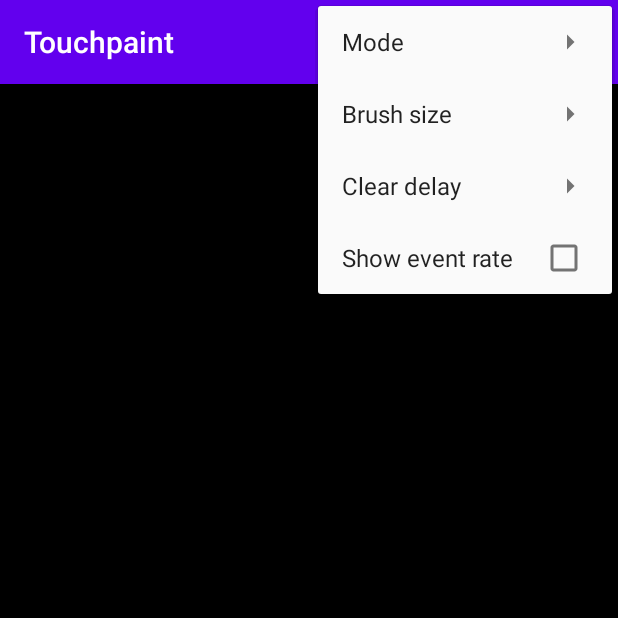
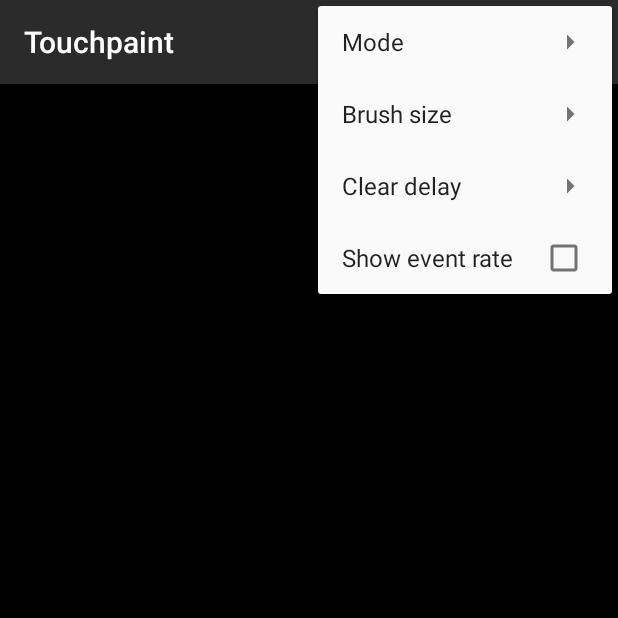
Before and after one commit to kdrag0n/touchpaint-android, an Android app: the screen it shows after launch (MainActivity), with the options menu open, on a phone screen of 412 x 824 dp, the top half of it. Run offline under Robolectric (Android 15) with nearby library versions, the phone set to English and light mode, and no system bars.

Commit message:
Use action bar color from Tipatch

```diff
--- a/app/src/main/res/values/colors.xml
+++ b/app/src/main/res/values/colors.xml
@@ -1,6 +1,5 @@
 <?xml version="1.0" encoding="utf-8"?>
 <resources>
-    <color name="colorPrimary">#6200EE</color>
-    <color name="colorPrimaryDark">#3700B3</color>
-    <color name="colorAccent">#03DAC5</color>
+    <color name="action_bg">#2b2b2b</color>
+    <color name="accent">#6200ee</color>
 </resources>
--- a/app/src/main/res/values/styles.xml
+++ b/app/src/main/res/values/styles.xml
@@ -2,9 +2,9 @@
     <!-- Base application theme. -->
     <style name="AppTheme" parent="Theme.AppCompat.Light.DarkActionBar">
         <!-- Customize your theme here. -->
-        <item name="colorPrimary">@color/colorPrimary</item>
-        <item name="colorPrimaryDark">@color/colorPrimaryDark</item>
-        <item name="colorAccent">@color/colorAccent</item>
+        <item name="colorPrimary">@color/action_bg</item>
+        <item name="colorPrimaryDark">@color/action_bg</item>
+        <item name="colorAccent">@color/accent</item>
     </style>
 
 </resources>
```
